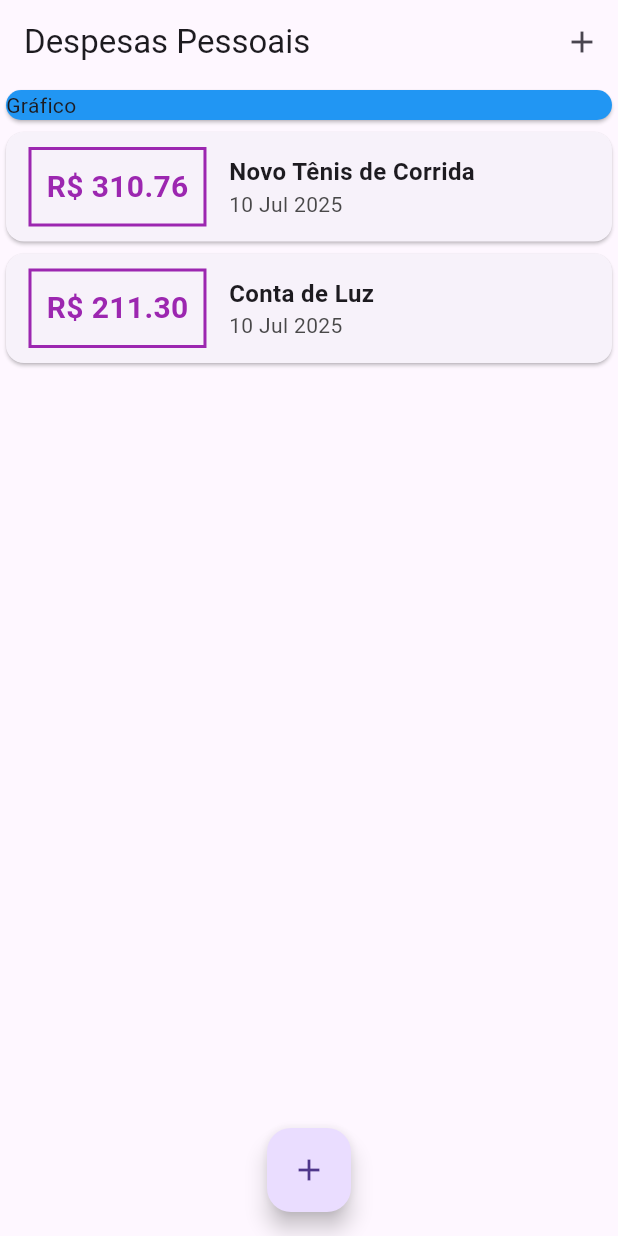
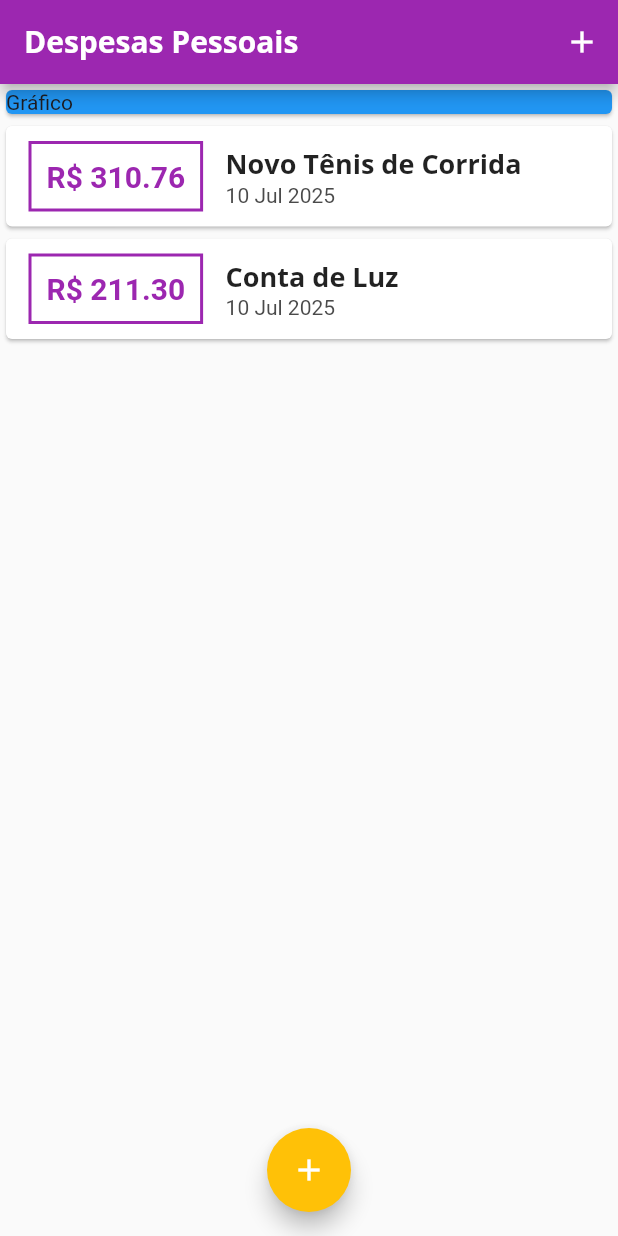
Before and after one commit to Dithan/expenses, a Flutter app: the screen it shows after launch, on a phone screen of 412 x 824 dp. Run offline on Flutter 3.47's test engine with Material 3 defaults, Android fonts, the phone set to English and light mode, and no system bars.

Commit message:
Feat: Fontes e temas

```diff
--- a/lib/components/transaction_list.dart
+++ b/lib/components/transaction_list.dart
@@ -21,7 +21,7 @@ class TransactionList extends StatelessWidget {
                 Container(
                   decoration: BoxDecoration(
                     border: Border.all(
-                      color: Colors.purple,
+                      color: Theme.of(context).colorScheme.primary,
                       width: 2,
                     ),
                   ),
@@ -34,7 +34,7 @@ class TransactionList extends StatelessWidget {
                     style: TextStyle(
                       fontWeight: FontWeight.bold,
                       fontSize: 20,
-                      color: Colors.purple,
+                      color: Theme.of(context).colorScheme.primary,
                     ),
                     'R\$ ${tr.value.toStringAsFixed(2)}',
                   ),
@@ -43,10 +43,7 @@ class TransactionList extends StatelessWidget {
                   crossAxisAlignment: CrossAxisAlignment.start,
                   children: [
                     Text(
-                      style: TextStyle(
-                        fontSize: 16,
-                        fontWeight: FontWeight.bold,
-                      ),
+                      style: Theme.of(context).textTheme.titleLarge,
                       tr.title,
                     ),
                     Text(
--- a/lib/main.dart
+++ b/lib/main.dart
@@ -14,6 +14,31 @@ class ExpensesApp extends StatelessWidget {
     return MaterialApp(
       title: 'Expenses',
       home: MyHomePage(),
+      theme: ThemeData(
+        fontFamily: 'Quicksand',
+        useMaterial3: false,
+        textTheme: ThemeData.light().textTheme.copyWith(
+              titleLarge: TextStyle(
+                fontFamily: 'OpenSans',
+                fontSize: 18,
+                fontWeight: FontWeight.w700,
+              ),
+            ),
+        appBarTheme: AppBarTheme(
+          backgroundColor: Colors.purple,
+          foregroundColor: Colors.white,
+          titleTextStyle: TextStyle(
+            fontFamily: 'OpenSans',
+            fontSize: 20,
+            fontWeight: FontWeight.w700,
+          ),
+        ),
+        colorScheme: ColorScheme.fromSeed(
+          seedColor: Colors.amber,
+          primary: Colors.purple,
+          secondary: Colors.amber,
+        ),
+      ),
     );
   }
 }
@@ -70,7 +95,9 @@ class _MyHomePageState extends State<MyHomePage> {
     return Center(
       child: Scaffold(
         appBar: AppBar(
-          title: Text("Despesas Pessoais"),
+          title: Text(
+            "Despesas Pessoais",
+          ),
           actions: [
             IconButton(
               onPressed: () => _openTransactionFormModal(context),
```
Also changed, not shown: pubspec.yaml (+11 -11 lines), assets/fonts/OpenSans-Bold.ttf (added), assets/fonts/OpenSans-Regular.ttf (added), assets/fonts/Quicksand-Bold.ttf (added), assets/fonts/Quicksand-Light.ttf (added), assets/fonts/Quicksand-Medium.ttf (added), assets/fonts/Quicksand-Regular.ttf (added).
